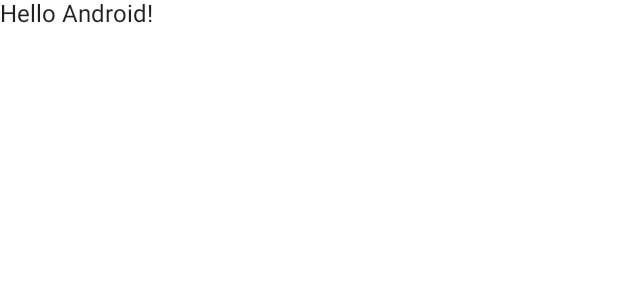
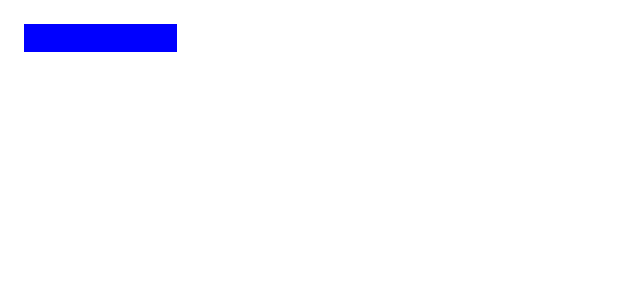
Before and after one commit to RicardoJiang/ComposeShimmer, an Android app built with Jetpack Compose: the @Preview function DefaultPreview, on a phone screen of 412 x 824 dp. Shown: the top 300 px of the screen. Run offline under Robolectric (Android 15) with nearby library versions, the phone set to English and light mode, and no system bars; our stand-ins replace Shimmer; libraries missing offline, so code that uses them is left out: com.google.accompanist.placeholder.

Commit message:
ADD: shimmer extenstion

```diff
--- a/app/build.gradle
+++ b/app/build.gradle
@@ -57,6 +57,7 @@ dependencies {
     implementation "androidx.compose.ui:ui-tooling-preview:$compose_version"
     implementation 'androidx.lifecycle:lifecycle-runtime-ktx:2.3.1'
     implementation 'androidx.activity:activity-compose:1.3.1'
+    implementation "com.google.accompanist:accompanist-placeholder:0.17.0"
     testImplementation 'junit:junit:4.+'
     androidTestImplementation 'androidx.test.ext:junit:1.1.3'
     androidTestImplementation 'androidx.test.espresso:espresso-core:3.4.0'
--- a/app/src/main/java/com/zj/composeshimmer/MainActivity.kt
+++ b/app/src/main/java/com/zj/composeshimmer/MainActivity.kt
@@ -3,11 +3,16 @@ package com.zj.composeshimmer
 import android.os.Bundle
 import androidx.activity.ComponentActivity
 import androidx.activity.compose.setContent
+import androidx.compose.foundation.clickable
+import androidx.compose.foundation.layout.padding
 import androidx.compose.material.MaterialTheme
 import androidx.compose.material.Surface
 import androidx.compose.material.Text
-import androidx.compose.runtime.Composable
+import androidx.compose.runtime.*
+import androidx.compose.ui.Modifier
 import androidx.compose.ui.tooling.preview.Preview
+import androidx.compose.ui.unit.dp
+import com.google.accompanist.placeholder.placeholder
 import com.zj.composeshimmer.ui.theme.ComposeShimmerTheme
 
 class MainActivity : ComponentActivity() {
@@ -26,7 +31,14 @@ class MainActivity : ComponentActivity() {
 
 @Composable
 fun Greeting(name: String) {
-    Text(text = "Hello $name!")
+    var loading: Boolean by remember { mutableStateOf(true) }
+    Text(text = "Hello $name!", modifier = Modifier
+        .padding(16.dp)
+        .shimmer(visible = loading)
+        .clickable {
+            loading = !loading
+        }
+    )
 }
 
 @Preview(showBackground = true)
--- /dev/null
+++ b/app/src/main/java/com/zj/composeshimmer/Shimmer.kt
@@ -0,0 +1,38 @@
+package com.zj.composeshimmer
+
+import androidx.compose.ui.Modifier
+import androidx.compose.ui.composed
+import androidx.compose.ui.draw.DrawModifier
+import androidx.compose.ui.draw.drawWithContent
+import androidx.compose.ui.graphics.Color
+import androidx.compose.ui.graphics.drawscope.ContentDrawScope
+import androidx.compose.ui.layout.LayoutModifier
+import androidx.compose.ui.layout.Measurable
+import androidx.compose.ui.layout.MeasureResult
+import androidx.compose.ui.layout.MeasureScope
+import androidx.compose.ui.unit.Constraints
+
+fun Modifier.shimmer(
+    visible: Boolean
+): Modifier = composed {
+    drawWithContent {
+        drawContent()
+        if (visible) {
+            drawRect(color = Color.Blue)
+        }
+    }
+}
+
+internal class ShimmerModifier(visible: Boolean) : DrawModifier, LayoutModifier {
+    override fun ContentDrawScope.draw() {
+        TODO("Not yet implemented")
+    }
+
+    override fun MeasureScope.measure(
+        measurable: Measurable,
+        constraints: Constraints
+    ): MeasureResult {
+        TODO("Not yet implemented")
+    }
+
+}
```
